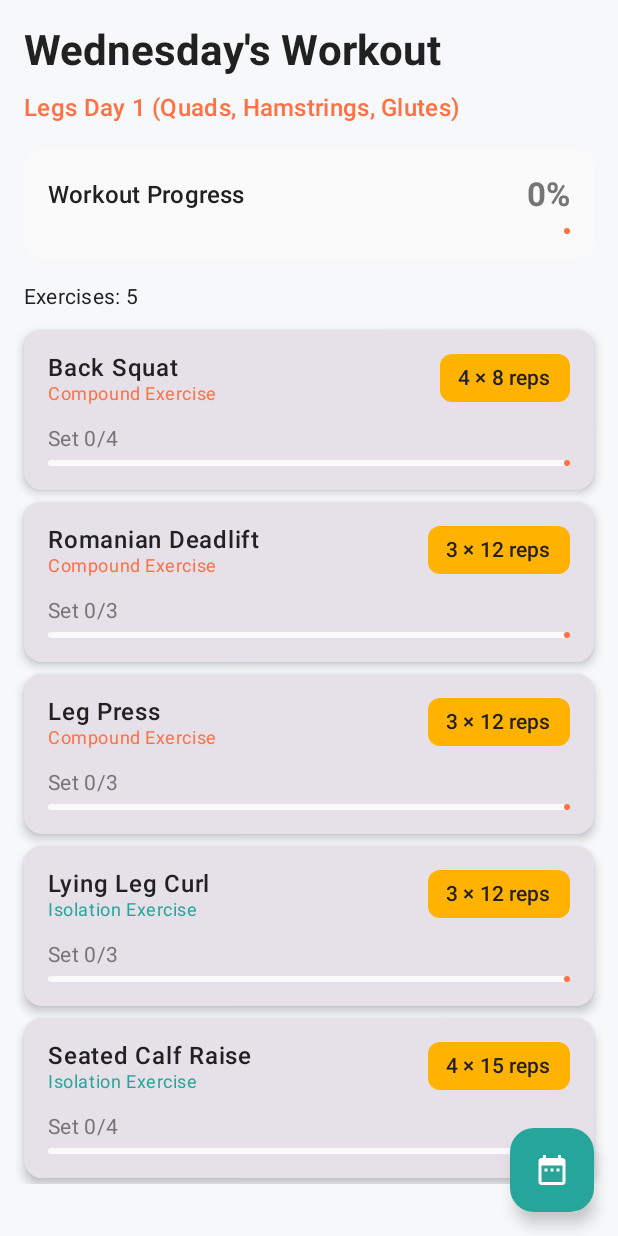
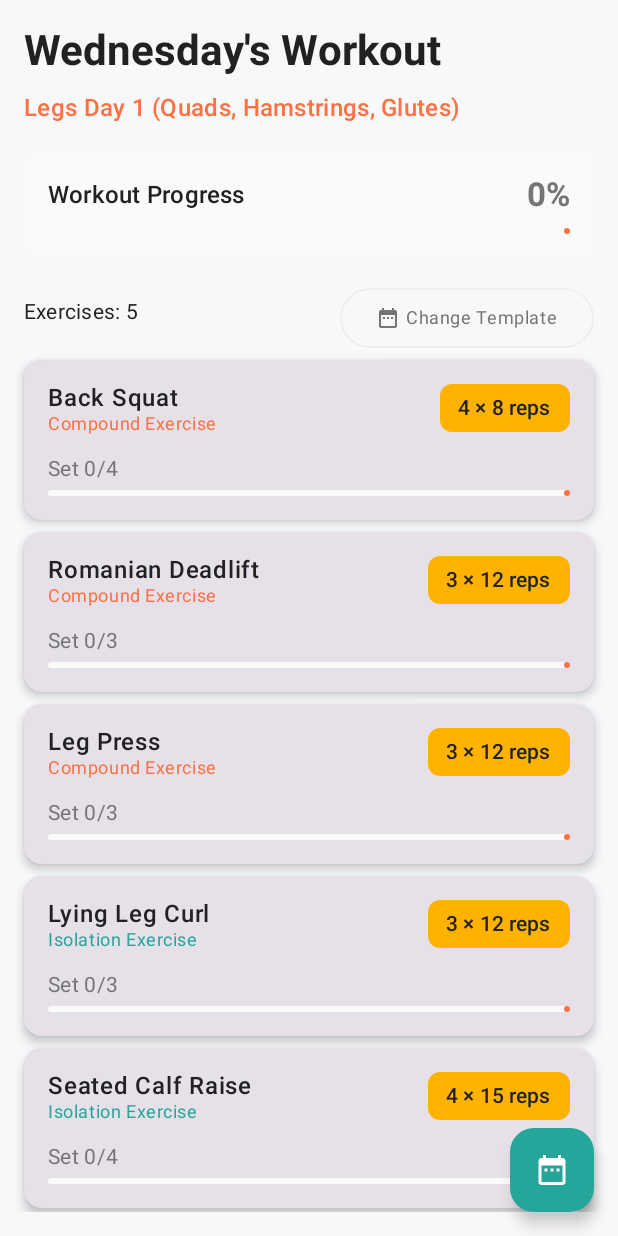
Before and after one commit to akashgond3112/OfflinePPLWorkOutApp, an Android app built with Jetpack Compose: the screen it shows after launch (MainActivity), after a tap on "Start Today's Workout", on a phone screen of 412 x 824 dp. Run offline under Robolectric (Android 15) with nearby library versions, the phone set to English and light mode, and no system bars; our stand-ins replace Room's generated code; 1 statement that could not run was skipped.

```diff
--- a/app/src/main/java/com/example/offlinepplworkoutapp/MainActivity.kt
+++ b/app/src/main/java/com/example/offlinepplworkoutapp/MainActivity.kt
@@ -76,6 +76,7 @@ fun MainScreen(
     var showDebugMenu by remember { mutableStateOf(false) }
     var selectedExercise by remember { mutableStateOf<WorkoutEntryWithExercise?>(null) }
     var showResetConfirmation by remember { mutableStateOf(false) }
+    var showTemplateSelection by remember { mutableStateOf(false) }
     val dateFormat = SimpleDateFormat("yyyy-MM-dd", Locale.getDefault())
     val coroutineScope = rememberCoroutineScope()
 
@@ -161,7 +162,21 @@ fun MainScreen(
             }
         }
     ) { innerPadding ->
-        if (selectedExercise != null) {
+        when {
+            showTemplateSelection -> {
+                // Show Template Selection Screen
+                com.example.offlinepplworkoutapp.ui.screens.TemplateSelectionScreen(
+                    repository = repository,
+                    selectedDate = viewModel.currentDate.collectAsState().value,
+                    onTemplateSelected = { template ->
+                        viewModel.selectTemplate(template)
+                        viewModel.createWorkoutFromSelectedTemplate()
+                        showTemplateSelection = false
+                    },
+                    onBackClick = { showTemplateSelection = false }
+                )
+            }
+            selectedExercise != null -> {
                 // Show Exercise Detail Screen
                 ExerciseDetailScreen(
                     workoutEntry = selectedExercise!!,
@@ -171,14 +186,17 @@ fun MainScreen(
                         viewModel.updateExercise(selectedExercise!!.id, sets, reps, isCompleted)
                     }
                 )
-        } else {
+            }
+            else -> {
                 // Show Daily Workout Screen
                 DailyWorkoutScreen(
                     viewModel = viewModel,
                     repository = repository,
                     onExerciseClick = { exercise -> selectedExercise = exercise },
+                    onTemplateSelectionClick = { showTemplateSelection = true },
                     modifier = Modifier.padding(innerPadding)
                 )
+            }
         }
 
         // Debug day selector dialog
@@ -211,7 +229,8 @@ fun DailyWorkoutScreen(
     viewModel: DailyWorkoutViewModel,
     repository: WorkoutRepository,
     modifier: Modifier = Modifier,
-    onExerciseClick: (WorkoutEntryWithExercise) -> Unit = {}
+    onExerciseClick: (WorkoutEntryWithExercise) -> Unit = {},
+    onTemplateSelectionClick: () -> Unit = {}
 ) {
 
     val todaysWorkout by viewModel.todaysWorkout.collectAsState()
@@ -315,15 +334,40 @@ fun DailyWorkoutScreen(
                     onStartWorkout = {
                         println("🔥 UI: Start Workout button clicked!")
                         viewModel.createTodaysWorkout()
-                    }
+                    },
+                    onTemplateSelection = onTemplateSelectionClick
                 )
             }
         } else {
+            // Exercise list header with template selection option
+            Row(
+                modifier = Modifier.fillMaxWidth(),
+                horizontalArrangement = Arrangement.SpaceBetween,
+                verticalAlignment = Alignment.CenterVertically
+            ) {
                 Text(
                     text = "Exercises: ${todaysWorkout.size}",
                     style = MaterialTheme.typography.bodyMedium,
                     modifier = Modifier.padding(bottom = 8.dp)
                 )
+
+                // Template selection button
+                OutlinedButton(
+                    onClick = onTemplateSelectionClick,
+                    modifier = Modifier.padding(start = 8.dp)
+                ) {
+                    Icon(
+                        imageVector = Icons.Default.DateRange,
+                        contentDescription = "Change Template",
+                        modifier = Modifier.size(16.dp)
+                    )
+                    Spacer(modifier = Modifier.width(4.dp))
+                    Text(
+                        text = "Change Template",
+                        style = MaterialTheme.typography.bodySmall
+                    )
+                }
+            }
 
             LazyColumn {
                 items(todaysWorkout) { workoutEntry ->
@@ -926,7 +970,8 @@ fun DebugDaySelector(
 @Composable
 fun StartWorkoutScreen(
     workoutType: String,
-    onStartWorkout: () -> Unit
+    onStartWorkout: () -> Unit,
+    onTemplateSelection: () -> Unit = {}
 ) {
     Box(
         modifier = Modifier.fillMaxSize(),
@@ -966,13 +1011,14 @@ fun StartWorkoutScreen(
                 )
 
                 Text(
-                    text = "Tap the button below to create today's workout and start training!",
+                    text = "Choose how you want to start your workout:",
                     style = MaterialTheme.typography.bodyMedium,
                     textAlign = TextAlign.Center,
                     color = MaterialTheme.colorScheme.onSurfaceVariant,
                     modifier = Modifier.padding(bottom = 32.dp)
                 )
 
+                // Default workout button
                 Button(
                     onClick = onStartWorkout,
                     modifier = Modifier
@@ -993,6 +1039,39 @@ fun StartWorkoutScreen(
                         fontWeight = FontWeight.Bold
                     )
                 }
+
+                Spacer(modifier = Modifier.height(16.dp))
+
+                // Template selection button
+                OutlinedButton(
+                    onClick = onTemplateSelection,
+                    modifier = Modifier
+                        .fillMaxWidth()
+                        .height(56.dp),
+                    colors = ButtonDefaults.outlinedButtonColors(
+                        contentColor = MaterialTheme.colorScheme.primary
+                    )
+                ) {
+                    Icon(
+                        imageVector = Icons.Default.DateRange,
+                        contentDescription = "Choose Template",
+                        modifier = Modifier.padding(end = 8.dp)
+                    )
+                    Text(
+                        text = "Choose Different Workout",
+                        style = MaterialTheme.typography.titleMedium,
+                        fontWeight = FontWeight.Bold
+                    )
+                }
+
+                Spacer(modifier = Modifier.height(16.dp))
+
+                Text(
+                    text = "💡 Use 'Choose Different Workout' to pick from Push, Pull, or Legs templates",
+                    style = MaterialTheme.typography.bodySmall,
+                    textAlign = TextAlign.Center,
+                    color = MaterialTheme.colorScheme.onSurfaceVariant.copy(alpha = 0.7f)
+                )
             }
         }
     }
```
Lines whose indentation alone changed are shown as unchanged.
